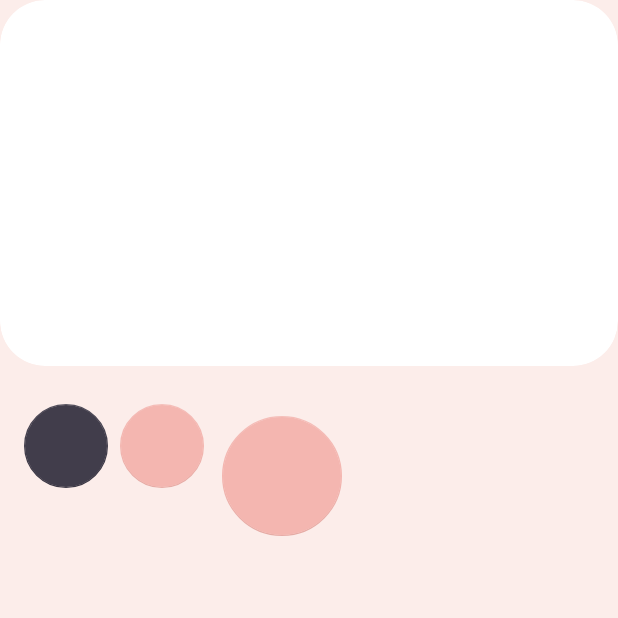
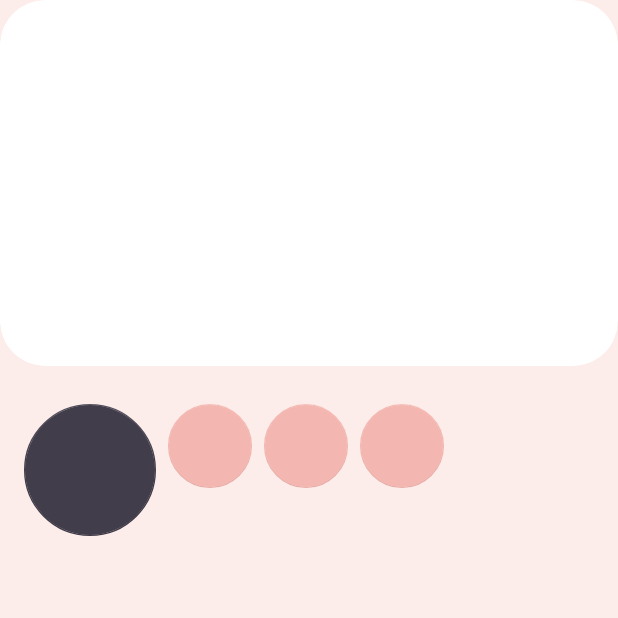
Before and after one commit to Harsh8833/Calculator, an Android app: the screen it shows after launch (MainActivity), on a phone screen of 412 x 824 dp, the top half of it. Run offline under Robolectric (Android 15) with nearby library versions, the phone set to English and light mode, and no system bars.

Commit message:
table row added

```diff
--- a/app/src/main/res/layout/activity_main.xml
+++ b/app/src/main/res/layout/activity_main.xml
@@ -27,48 +27,64 @@
     <TableLayout
         android:layout_width="match_parent"
         android:layout_height="wrap_content"
-        android:stretchColumns="1"
+        android:stretchColumns="0,1,2,3"
         android:layout_marginTop="25dp">
 
         <TableRow
-            android:layout_width="match_parent"
-            android:layout_weight="100">
+            android:layout_width="fill_parent"
+            android:layout_weight="100"
+            android:layout_gravity="fill_horizontal">
 
             <com.google.android.material.floatingactionbutton.FloatingActionButton
                 android:id="@+id/ac_Button"
-                android:layout_width="fill_parent"
-                android:layout_height="fill_parent"
+                android:layout_width="match_parent"
+                android:layout_height="match_parent"
                 android:layout_marginEnd="4dp"
                 android:layout_marginBottom="4dp"
                 android:layout_marginStart="16dp"
                 app:backgroundTint="@color/gray_purple"
                 app:elevation="0dp"
+                app:fabCustomSize="88dp"
                 android:layout_weight="25">
 
             </com.google.android.material.floatingactionbutton.FloatingActionButton>
 
             <com.google.android.material.floatingactionbutton.FloatingActionButton
                 android:id="@+id/percent"
-                android:layout_width="wrap_content"
-                android:layout_height="wrap_content"
+                android:layout_width="88dp"
+                android:layout_height="match_parent"
+                android:layout_marginStart="4dp"
                 android:layout_marginEnd="4dp"
                 android:layout_marginBottom="4dp"
-                android:layout_marginStart="4dp"
+                android:layout_weight="25"
                 app:backgroundTint="@color/dark_pink"
-                app:elevation="0dp"
-                android:layout_weight="25">
+                app:elevation="0dp">
 
             </com.google.android.material.floatingactionbutton.FloatingActionButton>
 
             <com.google.android.material.floatingactionbutton.FloatingActionButton
                 android:id="@+id/divide"
-                android:layout_width="wrap_content"
-                android:layout_height="wrap_content"
-                android:layout_margin="8dp"
+                android:layout_width="94dp"
+                android:layout_height="match_parent"
+                android:layout_marginStart="4dp"
+                android:layout_marginEnd="4dp"
+                android:layout_marginBottom="4dp"
+                android:layout_weight="25"
                 app:backgroundTint="@color/dark_pink"
-                app:fabCustomSize="80dp"
-                app:elevation="0dp"
-                android:layout_weight="25">
+                app:elevation="0dp">
+
+            </com.google.android.material.floatingactionbutton.FloatingActionButton>
+
+            <com.google.android.material.floatingactionbutton.FloatingActionButton
+                android:id="@+id/backspace"
+                android:layout_width="95dp"
+                android:layout_height="match_parent"
+                android:layout_marginStart="4dp"
+                android:layout_marginEnd="4dp"
+                android:layout_marginBottom="4dp"
+                android:layout_weight="25"
+                app:backgroundTint="@color/dark_pink"
+                app:elevation="0dp">
 
             </com.google.android.material.floatingactionbutton.FloatingActionButton>
         </TableRow>
```
